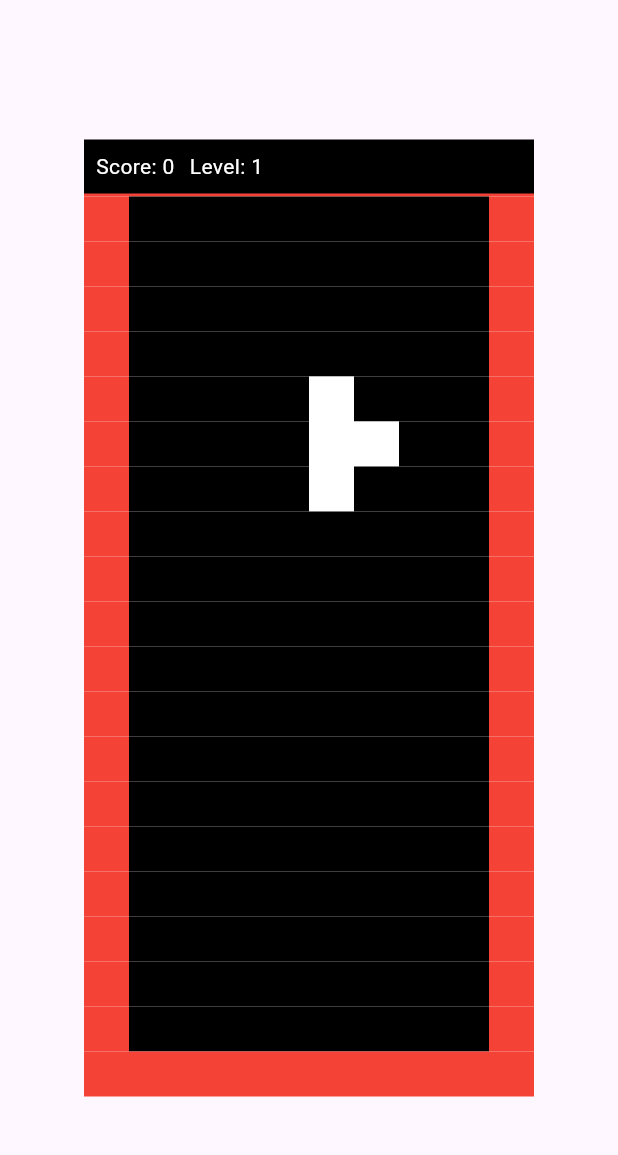
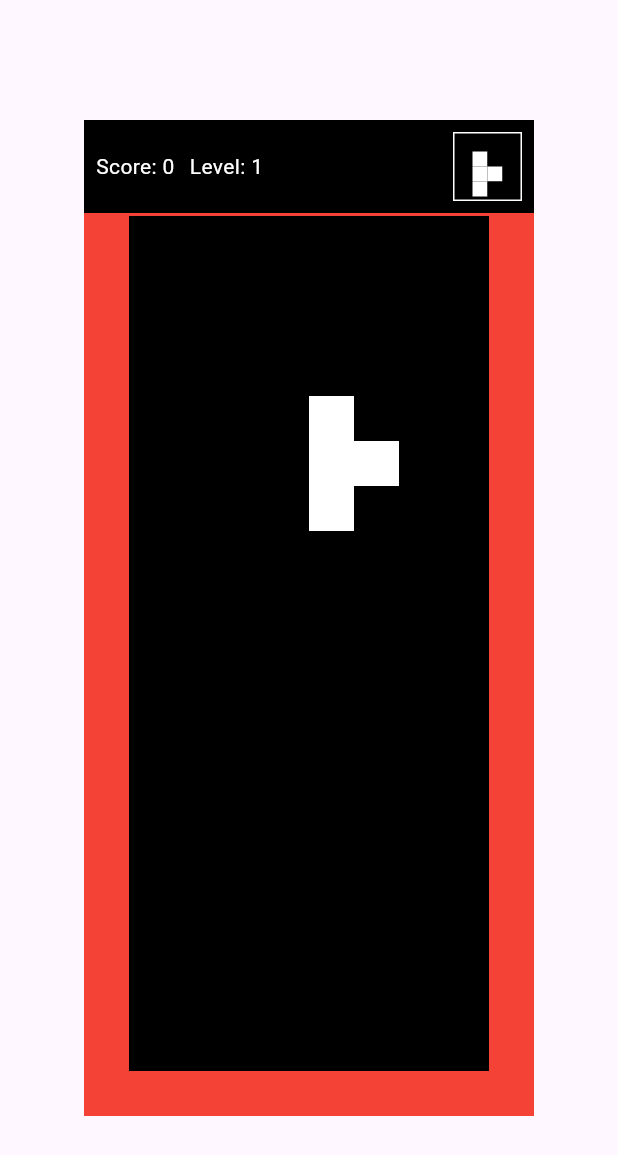
Before and after one commit to NikitaFilippovAleks/tetris_flutter, a Flutter app: the screen it shows after launch, after a tap on "Start Game", on a phone screen of 412 x 824 dp. Shown: the top 1155 px of the screen. Run offline on Flutter 3.47's test engine with Material 3 defaults, Android fonts, the phone set to English and light mode, and no system bars.

Commit message:
Chapter 8 done

```diff
--- a/lib/src/blocks/block.dart
+++ b/lib/src/blocks/block.dart
@@ -9,6 +9,9 @@ base class Block {
 
   int get x => _x;
   int get y => _y;
+
+  // Getter для доступа к данным блока для отрисовки
+  List<List<int>> get blockData => _block;
 
   // Метод перемещения фигуры
   void move(int x, int y) {
--- a/lib/tetris_game.dart
+++ b/lib/tetris_game.dart
@@ -6,6 +6,7 @@ import 'package:flutter/services.dart';
 import '/src/board.dart';
 import '/src/game.dart';
 import 'game_over_modal.dart';
+import 'tetris_header.dart';
 
 // Класс отрисовки игрового поля
 class _GamePainter extends CustomPainter {
@@ -128,30 +129,17 @@ class _TetrisGameState extends State<TetrisGame> {
           child: Column(
             mainAxisAlignment: MainAxisAlignment.center,
             children: [
-              Container(
-                width: double.infinity,
-                decoration: const BoxDecoration(
-                  color: Colors.black,
-                  border:
-                      Border(bottom: BorderSide(color: Colors.red, width: 2)),
-                ),
-                child: Padding(
-                  padding: const EdgeInsets.all(8.0),
-                  child: Row(
-                    spacing: 10,
-                    children: [
-                      Text(
-                        'Score: ${game.score}',
-                        style: const TextStyle(color: Colors.white),
-                      ),
-                      Text(
-                        'Level: ${game.activeLevel}',
-                        style: const TextStyle(color: Colors.white),
-                      ),
-                    ],
-                  ),
-                ),
-              ),
+              TetrisHeader(
+                  score: game.score,
+                  level: game.activeLevel,
+                  nextBlockRenderer: (size) {
+                    double blockSize = size.width / 4;
+                    return CustomPaint(
+                      painter:
+                          _GamePainter(game.nextBlock.blockData, blockSize),
+                      size: size,
+                    );
+                  }),
               LayoutBuilder(
                 builder: (context, constraints) {
                   final board = game.board.mainBoard;
--- /dev/null
+++ b/lib/tetris_header.dart
@@ -0,0 +1,50 @@
+import 'package:flutter/material.dart';
+
+class TetrisHeader extends StatelessWidget {
+  final int score;
+  final int level;
+  final Widget Function(Size size) nextBlockRenderer;
+
+  const TetrisHeader(
+      {super.key,
+      required this.score,
+      required this.level,
+      required this.nextBlockRenderer});
+
+  @override
+  Widget build(BuildContext context) {
+    return Container(
+      width: double.infinity,
+      decoration: const BoxDecoration(
+        color: Colors.black,
+        border: Border(bottom: BorderSide(color: Colors.red, width: 2)),
+      ),
+      child: Padding(
+        padding: const EdgeInsets.all(8.0),
+        child: Row(
+          spacing: 10,
+          children: [
+            Text(
+              'Score: $score',
+              style: const TextStyle(color: Colors.white),
+            ),
+            Text(
+              'Level: $level',
+              style: const TextStyle(color: Colors.white),
+            ),
+            const Spacer(),
+            Container(
+              decoration: BoxDecoration(
+                border: Border.all(color: Colors.white),
+              ),
+              child: Padding(
+                padding: const EdgeInsets.all(2),
+                child: nextBlockRenderer(const Size(40, 40)),
+              ),
+            )
+          ],
+        ),
+      ),
+    );
+  }
+}
```
